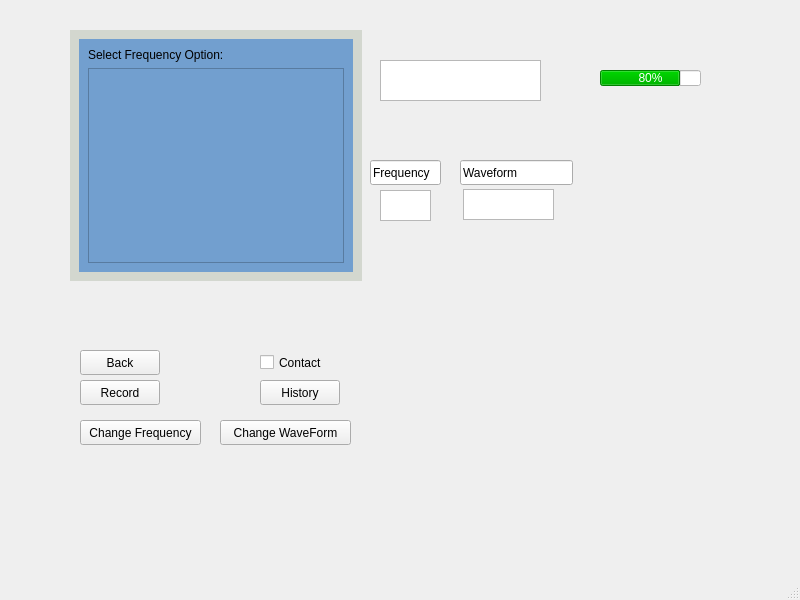
Hall-Andrew/CESDEVICE-3004FinalProject, file mainwindow.ui: the form before one commit.
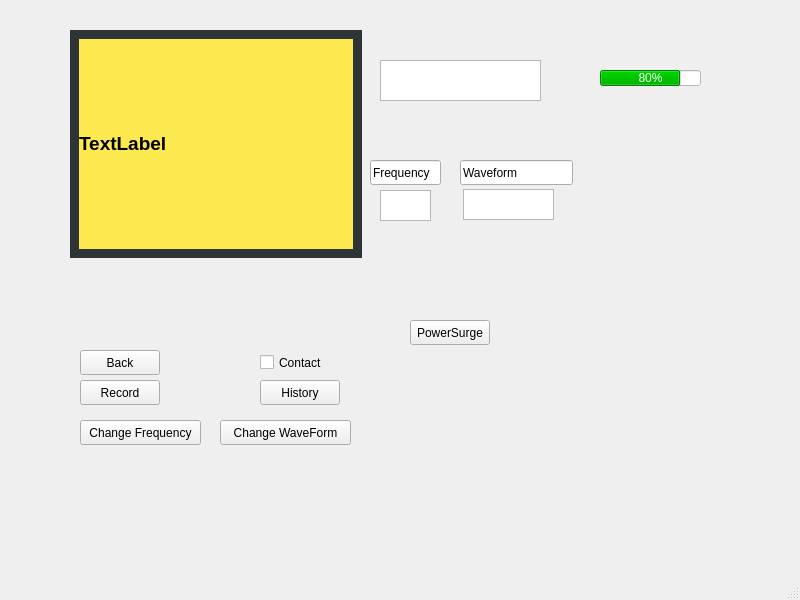
The form after the commit. The open tabs and pages were chosen to show the change. Icons and pictures are not drawn.

Commit message: Fixed timer bug, added power surge

What changed in the file:
```diff
--- a/mainwindow.ui
+++ b/mainwindow.ui
@@ -190,11 +190,11 @@
       <x>70</x>
       <y>30</y>
       <width>292</width>
-      <height>251</height>
+      <height>228</height>
      </rect>
     </property>
     <property name="styleSheet">
-     <string notr="true">background-color: rgb(211, 215, 207);</string>
+     <string notr="true">background-color: rgb(46, 52, 54);</string>
     </property>
     <property name="currentIndex">
      <number>4</number>
@@ -227,52 +227,6 @@
       </item>
      </layout>
     </widget>
-    <widget class="QWidget" name="page_2">
-     <layout class="QHBoxLayout" name="horizontalLayout_2">
-      <item>
-       <widget class="QWidget" name="SelectFrequencyWidget" native="true">
-        <property name="styleSheet">
-         <string notr="true">background-color: rgb(114, 159, 207);</string>
-        </property>
-        <layout class="QVBoxLayout" name="verticalLayout_2">
-         <item>
-          <widget class="QLabel" name="label">
-           <property name="text">
-            <string>Select Frequency Option:</string>
-           </property>
-          </widget>
-         </item>
-         <item>
-          <widget class="QListWidget" name="FrequencyListWidget"/>
-         </item>
-        </layout>
-       </widget>
-      </item>
-     </layout>
-    </widget>
-    <widget class="QWidget" name="page_3">
-     <layout class="QHBoxLayout" name="horizontalLayout_3">
-      <item>
-       <widget class="QWidget" name="SelectWavelengthWidget" native="true">
-        <property name="styleSheet">
-         <string notr="true">background-color: rgb(138, 226, 52);</string>
-        </property>
-        <layout class="QVBoxLayout" name="verticalLayout_3">
-         <item>
-          <widget class="QLabel" name="label_4">
-           <property name="text">
-            <string>Select Wavelength Option:</string>
-           </property>
-          </widget>
-         </item>
-         <item>
-          <widget class="QListWidget" name="WavelengthListWidget"/>
-         </item>
-        </layout>
-       </widget>
-      </item>
-     </layout>
-    </widget>
     <widget class="QWidget" name="page_4">
      <widget class="QProgressBar" name="ProgressBarWidget">
       <property name="geometry">
@@ -354,6 +308,20 @@
       </property>
      </widget>
     </widget>
+    <widget class="QWidget" name="page_2">
+     <layout class="QHBoxLayout" name="horizontalLayout_2">
+      <item>
+       <widget class="QLabel" name="SurgeLabel">
+        <property name="styleSheet">
+         <string notr="true">background-color: rgb(252, 233, 79);</string>
+        </property>
+        <property name="text">
+         <string>&lt;html&gt;&lt;head/&gt;&lt;body&gt;&lt;p&gt;&lt;span style=&quot; font-size:14pt; font-weight:600;&quot;&gt;TextLabel&lt;/span&gt;&lt;/p&gt;&lt;/body&gt;&lt;/html&gt;</string>
+        </property>
+       </widget>
+      </item>
+     </layout>
+    </widget>
    </widget>
    <widget class="QPushButton" name="Record">
     <property name="geometry">
@@ -486,6 +454,19 @@
      <string>%p%</string>
     </property>
    </widget>
+   <widget class="QPushButton" name="PowerSurgeButton">
+    <property name="geometry">
+     <rect>
+      <x>410</x>
+      <y>320</y>
+      <width>80</width>
+      <height>25</height>
+     </rect>
+    </property>
+    <property name="text">
+     <string>PowerSurge</string>
+    </property>
+   </widget>
   </widget>
   <widget class="QMenuBar" name="menubar">
    <property name="geometry">
```
Left out of the diff: 4 changed lines with no effect on the pictures. The commit also changes 3 other files.
